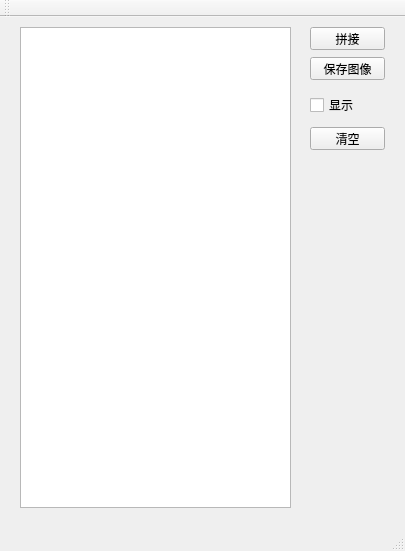
The window that AJVision/mainwindow.ui (Aden2018/AijiuVision) describes before a commit, drawn with Qt 5.
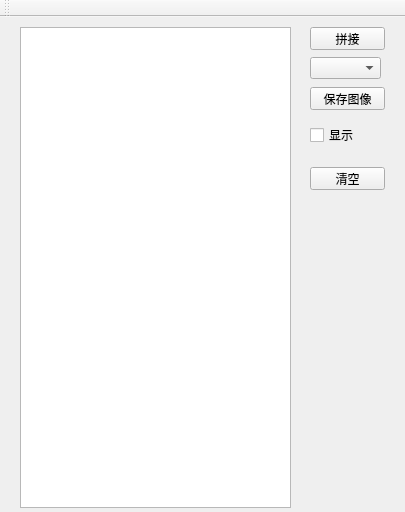
The same window after the commit.

Commit message: 界面优化

Diff of the .ui file:
```diff
--- a/AJVision/mainwindow.ui
+++ b/AJVision/mainwindow.ui
@@ -7,7 +7,7 @@
     <x>0</x>
     <y>0</y>
     <width>405</width>
-    <height>551</height>
+    <height>512</height>
    </rect>
   </property>
   <property name="windowTitle">
@@ -41,7 +41,7 @@
     <property name="geometry">
      <rect>
       <x>310</x>
-      <y>110</y>
+      <y>150</y>
       <width>75</width>
       <height>23</height>
      </rect>
@@ -54,7 +54,7 @@
     <property name="geometry">
      <rect>
       <x>310</x>
-      <y>40</y>
+      <y>70</y>
       <width>75</width>
       <height>23</height>
      </rect>
@@ -67,7 +67,7 @@
     <property name="geometry">
      <rect>
       <x>310</x>
-      <y>80</y>
+      <y>110</y>
       <width>71</width>
       <height>16</height>
      </rect>
@@ -76,16 +76,16 @@
      <string>显示</string>
     </property>
    </widget>
-  </widget>
-  <widget class="QMenuBar" name="menuBar">
+   <widget class="QComboBox" name="comboBox_Algorihm">
    <property name="geometry">
     <rect>
-     <x>0</x>
-     <y>0</y>
-     <width>405</width>
-     <height>23</height>
-    </rect>
-   </property>
+      <x>310</x>
+      <y>40</y>
+      <width>71</width>
+      <height>22</height>
+     </rect>
+    </property>
+   </widget>
   </widget>
   <widget class="QToolBar" name="mainToolBar">
    <attribute name="toolBarArea">
@@ -95,7 +95,6 @@
     <bool>false</bool>
    </attribute>
   </widget>
-  <widget class="QStatusBar" name="statusBar"/>
  </widget>
  <layoutdefault spacing="6" margin="11"/>
  <resources/>
```
Left out of the diff: 2 changed lines with no effect on the pictures. Lines whose indentation alone changed are shown as unchanged. The commit also changes 5 other files.
